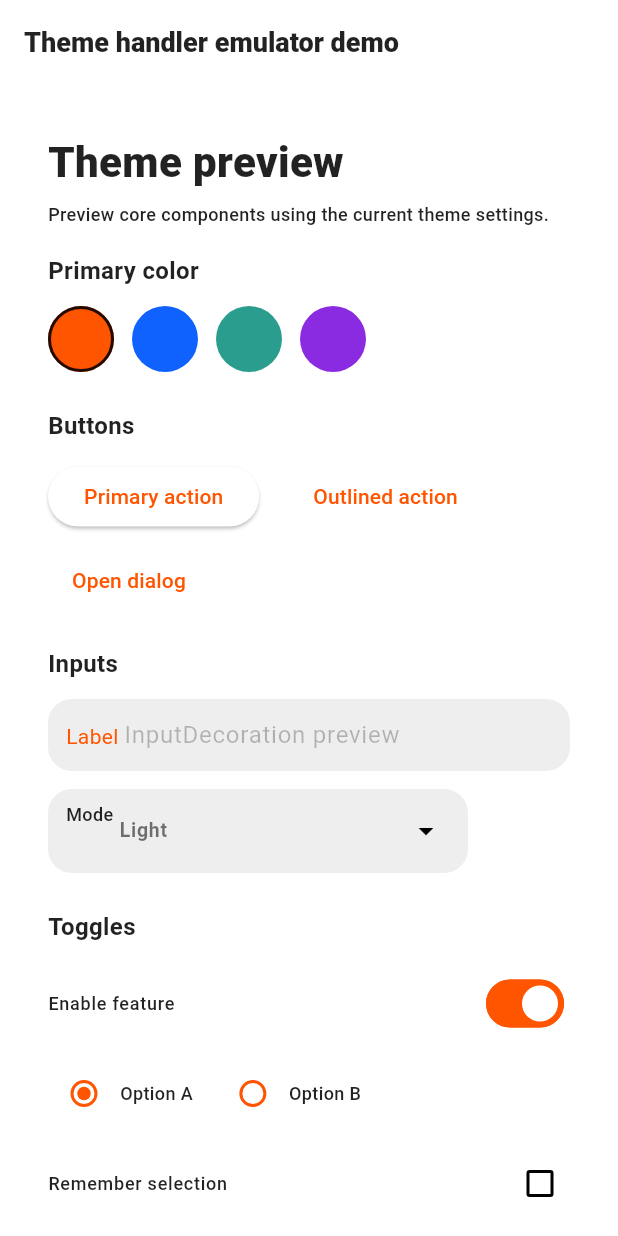
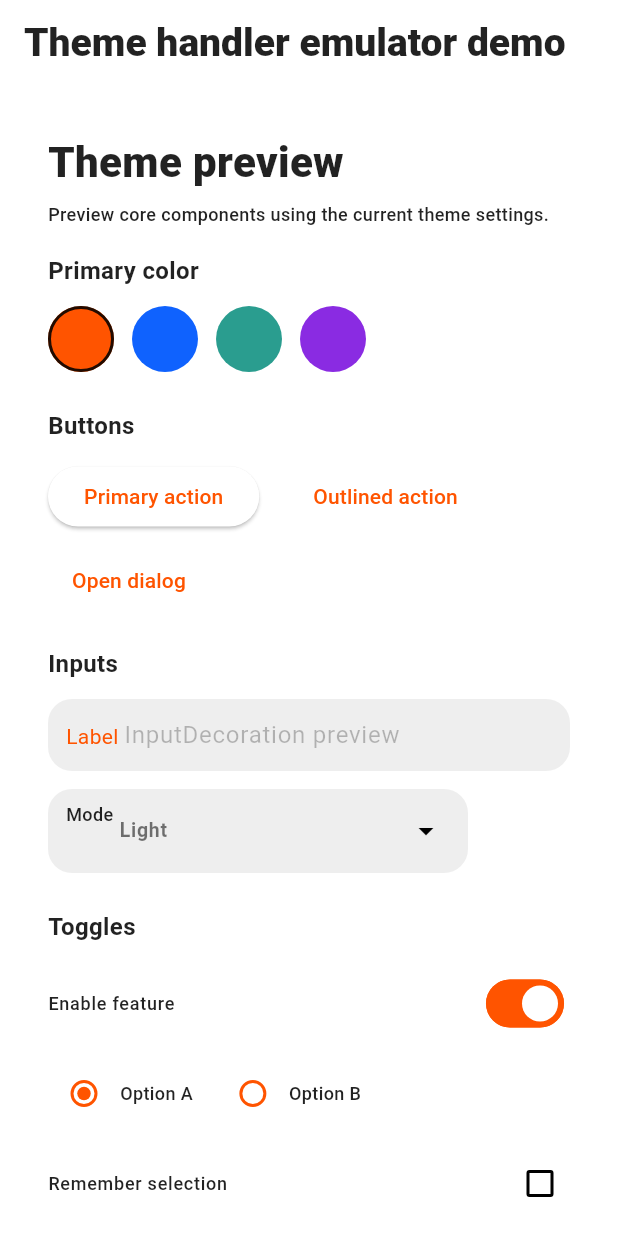
Before and after one commit to JoTroup/jlt_app_theme_handler, a Flutter app: the screen it shows after launch, on a phone screen of 412 x 824 dp. Run offline on Flutter 3.47's test engine with Material 3 defaults, Android fonts, the phone set to English and light mode, and no system bars; our stand-ins replace tinycolor2; Roboto replaces fonts that are missing (Poppins).

Commit message:
Update app_theme.dart

```diff
--- a/lib/src/app_theme.dart
+++ b/lib/src/app_theme.dart
@@ -110,7 +110,7 @@ class AppTheme {
 
   getH2TextStyle({Color? color, FontWeight? fontWeight}) {
     return TextStyle(
-        fontSize: isDevicePortrait() ? 18 : 20,
+        fontSize: isDevicePortrait() ? 26 : 28,
         fontWeight: fontWeight ??  FontWeight.w800,
         color: color ?? Colors.black87
     );
```
